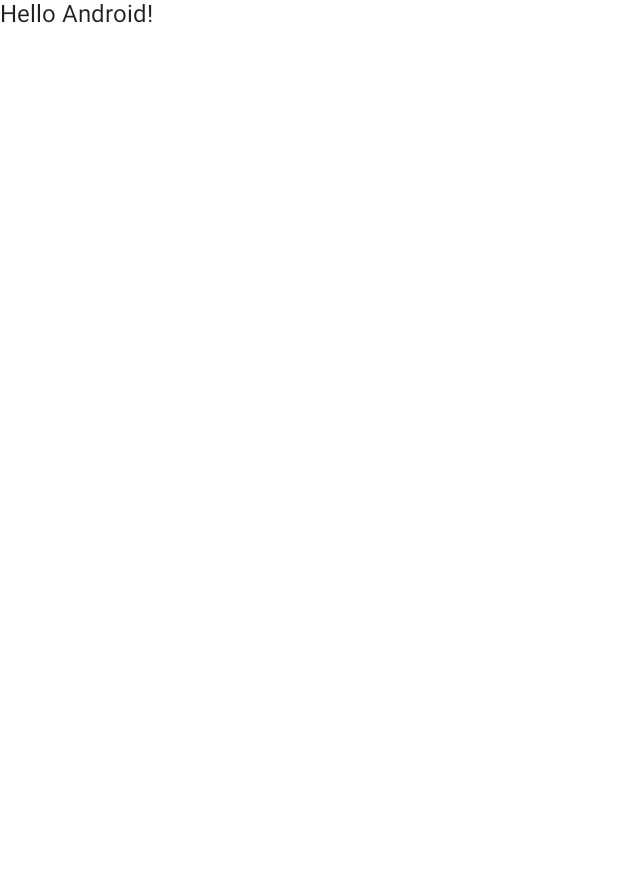
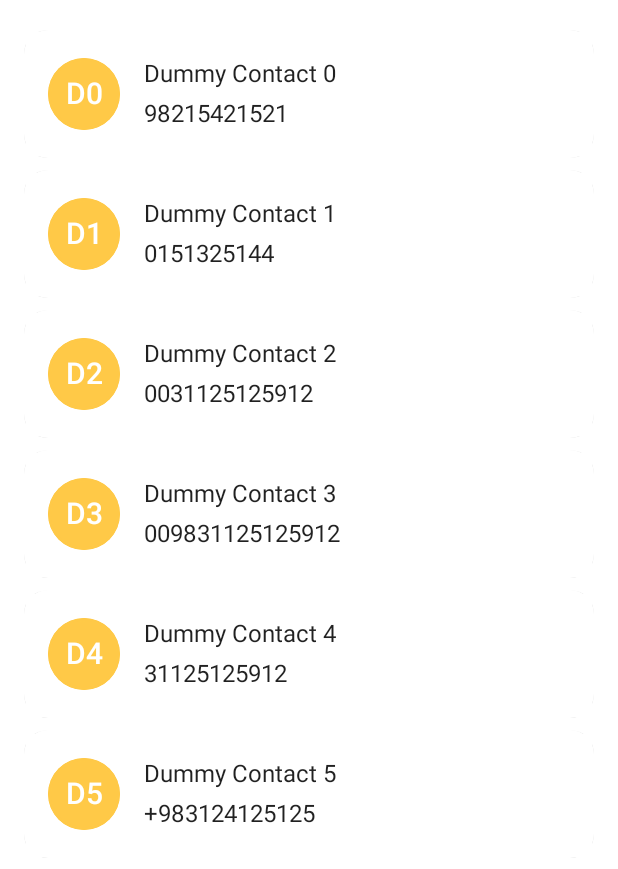
Before and after one commit to ImnIrdst/iiContacts, an Android app built with Jetpack Compose: the screen it shows after launch (MainActivity), on a phone screen of 412 x 824 dp. Before the commit the part shown is almost empty. Shown: the top 869 px of the screen. Run offline under Robolectric (Android 15) with nearby library versions, the phone set to English and light mode, and no system bars.

Commit message:
Add dummy contact list UI

```diff
--- a/app/src/main/java/com/ian/iicontacts/MainActivity.kt
+++ b/app/src/main/java/com/ian/iicontacts/MainActivity.kt
@@ -5,13 +5,11 @@ import androidx.activity.ComponentActivity
 import androidx.activity.compose.setContent
 import androidx.compose.foundation.isSystemInDarkTheme
 import androidx.compose.foundation.layout.fillMaxSize
-import androidx.compose.material.MaterialTheme
-import androidx.compose.material.Surface
-import androidx.compose.material.Text
+import androidx.compose.material.*
 import androidx.compose.runtime.Composable
 import androidx.compose.ui.Modifier
-import androidx.compose.ui.tooling.preview.Devices
-import androidx.compose.ui.tooling.preview.Preview
+import androidx.compose.ui.tooling.preview.*
+import com.ian.iicontacts.screens.home.ListContacts
 import com.ian.iicontacts.ui.theme.IIContactsTheme
 
 class MainActivity : ComponentActivity() {
@@ -28,14 +26,9 @@ fun MainContent(darkMode: Boolean = isSystemInDarkTheme()) {
             modifier = Modifier.fillMaxSize(),
             color = MaterialTheme.colors.background
         ) {
-            Greeting("Android")
+            ListContacts()
         }
     }
-}
-
-@Composable
-fun Greeting(name: String) {
-    Text(text = "Hello $name!")
 }
 
 @Preview(showBackground = true, device = Devices.PIXEL_4, showSystemUi = true)
--- /dev/null
+++ b/app/src/main/java/com/ian/iicontacts/domain/model/Contact.kt
@@ -0,0 +1,21 @@
+package com.ian.iicontacts.domain.model
+
+data class Contact(
+    val name: String,
+    val phone: String,
+) {
+
+    val preview: String
+        get() = name.split("\\s+".toRegex()).let { "${it.first().first()}${it.last().first()}" }
+
+    companion object {
+        val dummyList = listOf(
+            Contact("Dummy Contact 0", "98215421521"),
+            Contact("Dummy Contact 1", "0151325144"),
+            Contact("Dummy Contact 2", "0031125125912"),
+            Contact("Dummy Contact 3", "009831125125912"),
+            Contact("Dummy Contact 4", "31125125912"),
+            Contact("Dummy Contact 5", "+983124125125"),
+        )
+    }
+}
--- /dev/null
+++ b/app/src/main/java/com/ian/iicontacts/screens/home/ItemContact.kt
@@ -0,0 +1,59 @@
+package com.ian.iicontacts.screens.home
+
+import androidx.compose.foundation.*
+import androidx.compose.foundation.layout.*
+import androidx.compose.foundation.shape.*
+import androidx.compose.material.*
+import androidx.compose.runtime.Composable
+import androidx.compose.ui.*
+import androidx.compose.ui.draw.clip
+import androidx.compose.ui.text.style.TextAlign
+import androidx.compose.ui.tooling.preview.Preview
+import androidx.compose.ui.unit.dp
+import com.ian.iicontacts.domain.model.Contact
+import com.ian.iicontacts.ui.theme.*
+
+@Composable
+fun ItemContact(contact: Contact) {
+    Card(
+        Modifier
+            .padding(horizontal = spacingMedium, vertical = spacingTiny)
+            .clip(RoundedCornerShape(spacingMedium))
+    ) {
+        Row(modifier = Modifier.padding(spacingMedium)) {
+            Box(
+                modifier = Modifier
+                    .size(dimenIconLarge)
+                    .clip(CircleShape)
+                    .border(1.5.dp, MaterialTheme.colors.secondary, CircleShape)
+                    .background(Orange200)
+                    .align(Alignment.CenterVertically),
+                contentAlignment = Alignment.Center
+            ) {
+                Text(
+                    text = contact.preview,
+                    textAlign = TextAlign.Center,
+                    style = MaterialTheme.typography.h6,
+                    color = MaterialTheme.colors.onPrimary
+                )
+            }
+
+            Column(
+                modifier = Modifier
+                    .fillMaxWidth()
+                    .padding(horizontal = spacingMedium)
+            ) {
+                Text(text = contact.name, modifier = Modifier.padding(vertical = spacingTiny))
+                Text(text = contact.phone, modifier = Modifier.padding(vertical = spacingTiny))
+            }
+        }
+    }
+}
+
+@Preview
+@Composable
+fun DefaultPreview() {
+    IIContactsTheme(darkTheme = true) {
+        ItemContact(Contact.dummyList.first())
+    }
+}
--- /dev/null
+++ b/app/src/main/java/com/ian/iicontacts/screens/home/ListContacts.kt
@@ -0,0 +1,16 @@
+package com.ian.iicontacts.screens.home
+
+import androidx.compose.foundation.layout.PaddingValues
+import androidx.compose.foundation.lazy.*
+import androidx.compose.runtime.Composable
+import com.ian.iicontacts.domain.model.Contact
+import com.ian.iicontacts.ui.theme.spacingMedium
+
+@Composable
+fun ListContacts(contacts: List<Contact> = Contact.dummyList) {
+    LazyColumn(contentPadding = PaddingValues(vertical = spacingMedium)) {
+        items(contacts) { contact ->
+            ItemContact(contact)
+        }
+    }
+}
--- /dev/null
+++ b/app/src/main/java/com/ian/iicontacts/ui/theme/Dimens.kt
@@ -0,0 +1,7 @@
+package com.ian.iicontacts.ui.theme
+
+import androidx.compose.ui.unit.dp
+
+val dimenIconSmall = 24.dp
+val dimenIconNormal = 32.dp
+val dimenIconLarge = 48.dp
--- /dev/null
+++ b/app/src/main/java/com/ian/iicontacts/ui/theme/Spacing.kt
@@ -0,0 +1,16 @@
+package com.ian.iicontacts.ui.theme
+
+import androidx.compose.ui.unit.dp
+
+val spacingTiny = 4.dp
+val spacingSmall = 8.dp
+val spacingXSmall = 10.dp
+val spacingXXSmall = 12.dp
+val spacingMedium = 16.dp
+val spacingXMedium = 20.dp
+val spacingXXMedium = 24.dp
+val spacingXXXMedium = 28.dp
+val spacingLarge = 32.dp
+val spacingXLarge = 48.dp
+val spacingXXLarge = 52.dp
+val spacingXXXLarge = 64.dp
```
